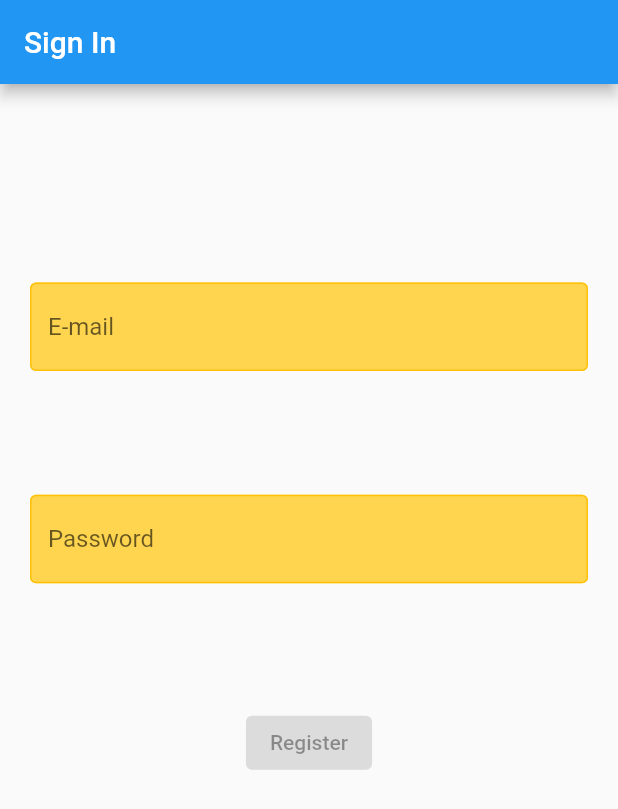
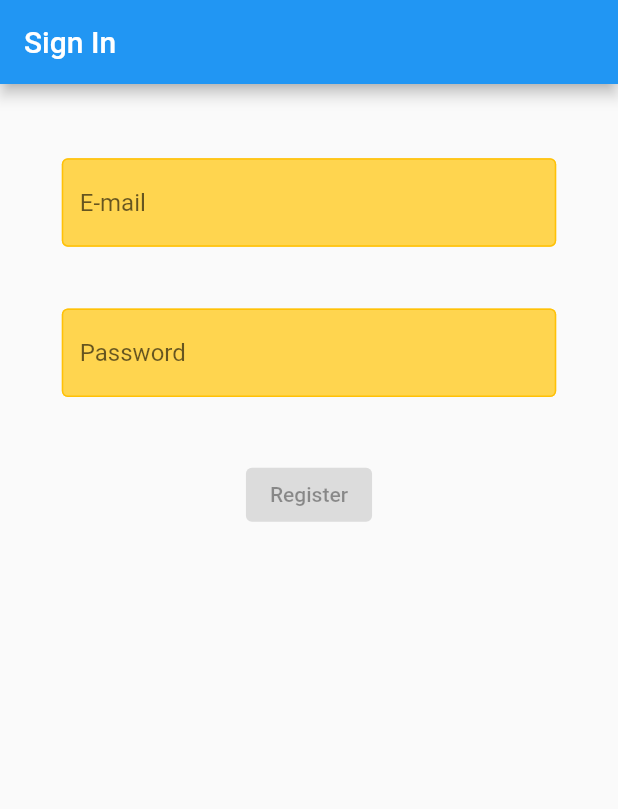
Before and after one commit to NedimRamicevic/todo_firebase, a Flutter app: the screen it shows after launch, on a phone screen of 412 x 824 dp. Shown: the top 809 px of the screen. Run offline on Flutter 3.47's test engine with Material 2 defaults, Android fonts, the phone set to English and light mode, and no system bars.

Commit message:
useExtensions

```diff
--- a/lib/extensions/context_extension.dart
+++ b/lib/extensions/context_extension.dart
@@ -3,4 +3,7 @@ import 'package:flutter/material.dart';
 extension ContextExtension on BuildContext {
   double dynamicHeight(double value) => MediaQuery.of(this).size.height * value;
   double dynamicWidth(double value) => MediaQuery.of(this).size.width * value;
+
+  double get lowWidthValue => MediaQuery.of(this).size.width * 0.1;
+  double get lowHeighthValue => MediaQuery.of(this).size.height * 0.01;
 }
--- a/lib/main.dart
+++ b/lib/main.dart
@@ -49,19 +49,6 @@ class MyHomePage extends StatefulWidget {
 }
 
 class _MyHomePageState extends State<MyHomePage> {
-  int _counter = 0;
-
-  void _incrementCounter() {
-    setState(() {
-      // This call to setState tells the Flutter framework that something has
-      // changed in this State, which causes it to rerun the build method below
-      // so that the display can reflect the updated values. If we changed
-      // _counter without calling setState(), then the build method would not be
-      // called again, and so nothing would appear to happen.
-      _counter++;
-    });
-  }
-
   @override
   Widget build(BuildContext context) {
     return const Scaffold(body: SignIn());
--- a/lib/screens/authentication/register.dart
+++ b/lib/screens/authentication/register.dart
@@ -17,27 +17,29 @@ class _SignInState extends State<SignIn> {
         title: const Text("Sign In"),
       ),
       body: Container(
-        padding: const EdgeInsets.symmetric(horizontal: 20, vertical: 50),
+        padding: EdgeInsets.symmetric(
+            horizontal: context.lowWidthValue,
+            vertical: context.lowHeighthValue),
         child: Column(
           children: [
             Form(
                 child: Column(
               children: [
                 SizedBox(
-                  height: context.dynamicHeight(0.1),
+                  height: context.dynamicHeight(0.05),
                 ),
                 TextFormField(
                   decoration: textInputDecoration.copyWith(hintText: "E-mail"),
                 ),
                 SizedBox(
-                  height: context.dynamicHeight(0.1),
+                  height: context.dynamicHeight(0.05),
                 ),
                 TextFormField(
                   decoration:
                       textInputDecoration.copyWith(hintText: "Password"),
                 ),
                 SizedBox(
-                  height: context.dynamicHeight(0.1),
+                  height: context.dynamicHeight(0.05),
                 ),
                 const ElevatedButton(onPressed: null, child: Text("Register"))
               ],
```
Also changed, not shown: lib/screens/authentication/signIn.dart (+5 -7 lines), 1 other file.
